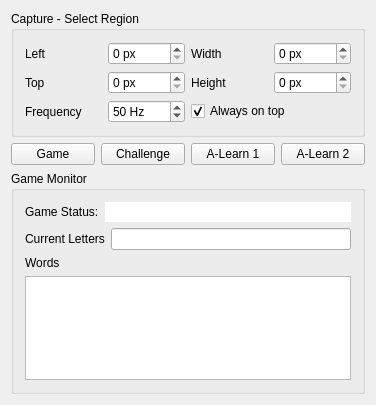
Above: AppWidget.ui from enricoros/k-web-automation-autogram before the change. Below: the same form after it.
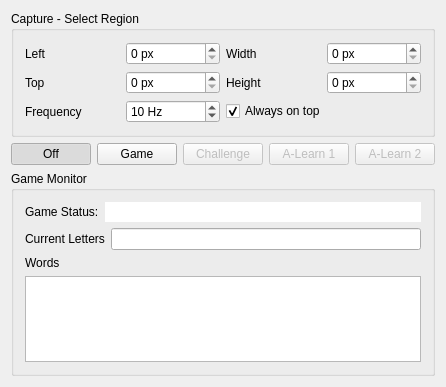
That is the form after the change.

Commit message: Game status buttons

What changed in the file:
```diff
--- a/AppWidget.ui
+++ b/AppWidget.ui
@@ -6,8 +6,8 @@
    <rect>
     <x>0</x>
     <y>0</y>
-    <width>376</width>
-    <height>405</height>
+    <width>430</width>
+    <height>387</height>
    </rect>
   </property>
   <property name="windowTitle">
@@ -92,10 +92,10 @@
          <number>2</number>
         </property>
         <property name="maximum">
-         <number>100</number>
+         <number>40</number>
         </property>
         <property name="value">
-         <number>50</number>
+         <number>10</number>
         </property>
        </widget>
       </item>
@@ -114,32 +114,66 @@
    </item>
    <item>
     <layout class="QHBoxLayout" name="horizontalLayout">
+     <item>
+      <widget class="QPushButton" name="btnOff">
+       <property name="text">
+        <string>Off</string>
+       </property>
+       <property name="checkable">
+        <bool>true</bool>
+       </property>
+       <property name="checked">
+        <bool>true</bool>
+       </property>
+      </widget>
+     </item>
      <item>
       <widget class="QPushButton" name="btnGame">
        <property name="text">
         <string>Game</string>
        </property>
+       <property name="checkable">
+        <bool>true</bool>
+       </property>
       </widget>
      </item>
      <item>
       <widget class="QPushButton" name="btnChallenge">
+       <property name="enabled">
+        <bool>false</bool>
+       </property>
        <property name="text">
         <string>Challenge</string>
        </property>
+       <property name="checkable">
+        <bool>true</bool>
+       </property>
       </widget>
      </item>
      <item>
       <widget class="QPushButton" name="btnLearn1">
+       <property name="enabled">
+        <bool>false</bool>
+       </property>
        <property name="text">
         <string>A-Learn 1</string>
        </property>
+       <property name="checkable">
+        <bool>true</bool>
+       </property>
       </widget>
      </item>
      <item>
       <widget class="QPushButton" name="btnLearn2">
+       <property name="enabled">
+        <bool>false</bool>
+       </property>
        <property name="text">
         <string>A-Learn 2</string>
        </property>
+       <property name="checkable">
+        <bool>true</bool>
+       </property>
       </widget>
      </item>
     </layout>
```
The commit also changes 2 other files.
